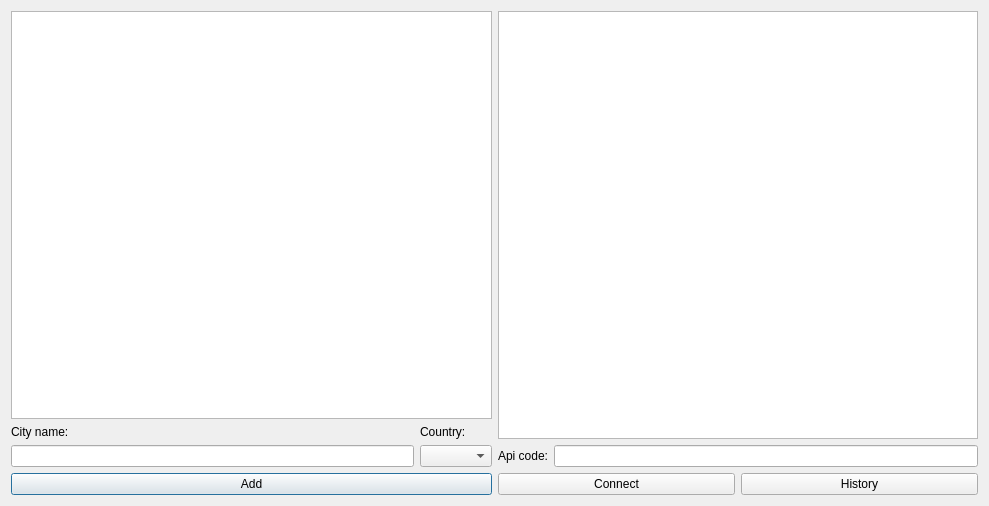
Above: weatherapp.ui from Pawlllosss/-Qt-C-WeatherUpdate before the change. Below: the same form after it.
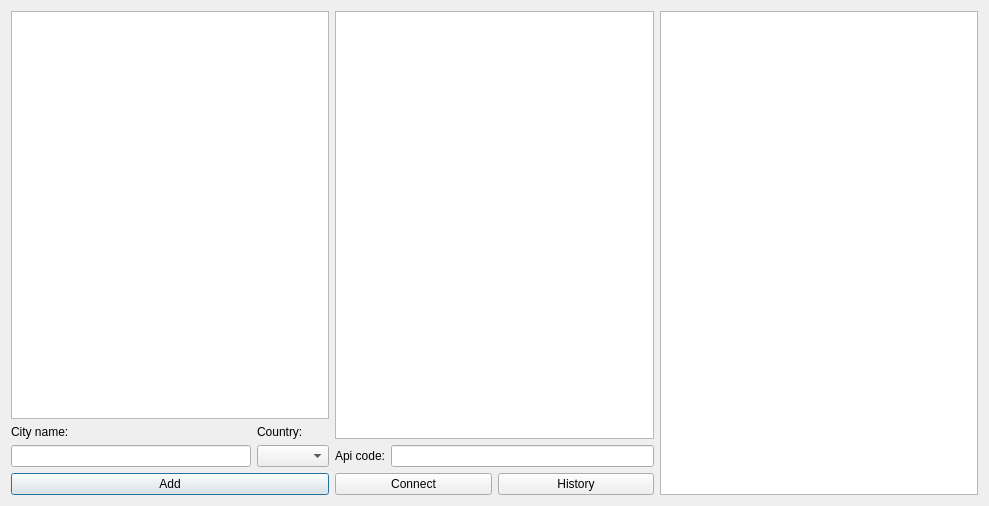
That is the form after the change.

What changed in the file:
```diff
--- a/weatherapp.ui
+++ b/weatherapp.ui
@@ -106,6 +106,9 @@
      </item>
     </layout>
    </item>
+   <item>
+    <widget class="QTableView" name="table_sql_test"/>
+   </item>
   </layout>
  </widget>
  <layoutdefault spacing="6" margin="11"/>
```
